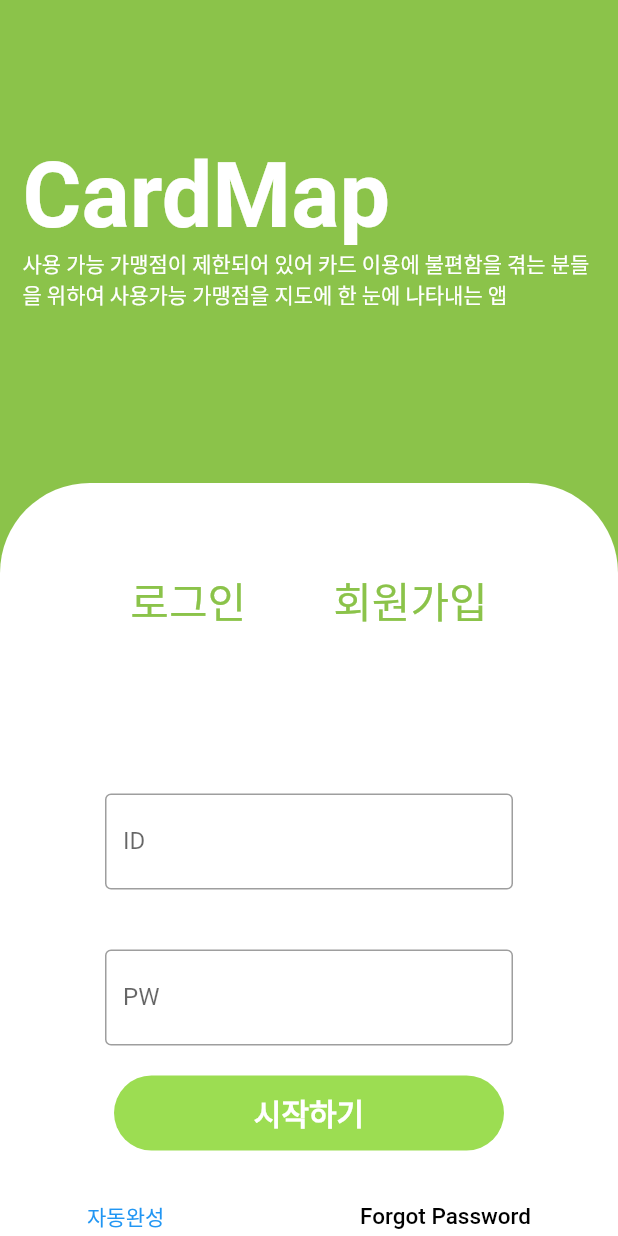
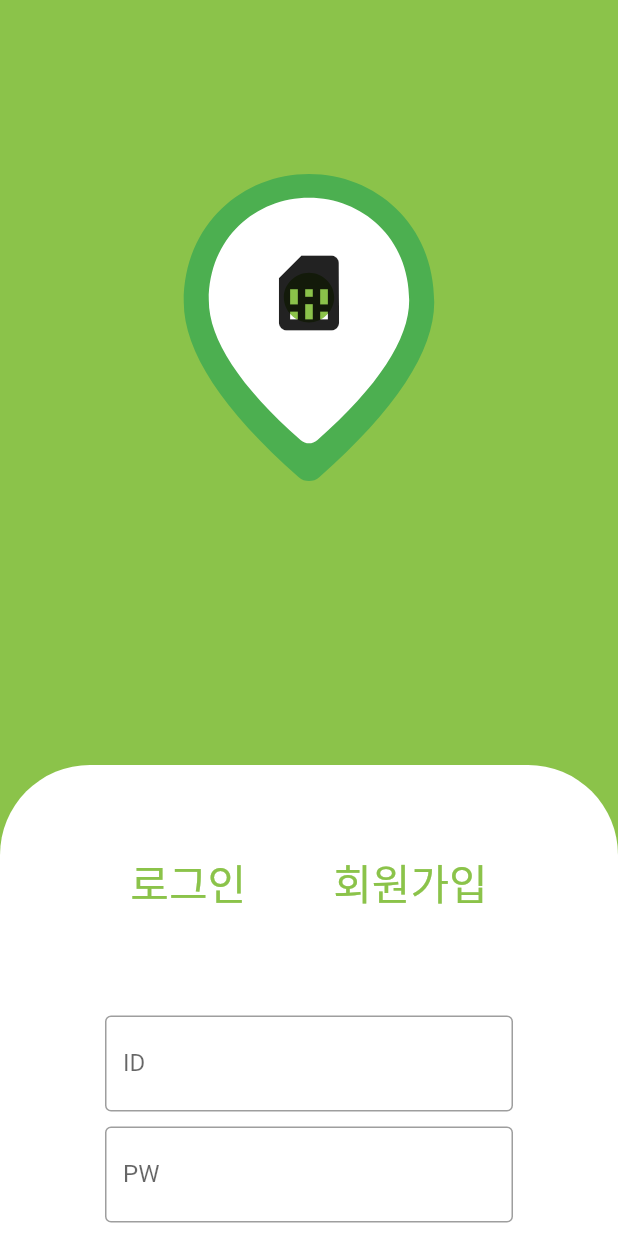
Before and after one commit to Gogumalang/CardMap, a Flutter app: the screen it shows after launch, on a phone screen of 412 x 824 dp. Run offline on Flutter 3.47's test engine with Material 2 defaults, Android fonts, the phone set to English and light mode, and no system bars; our stand-ins replace firebase_auth, firebase_core; missing offline and left inert: flutter_naver_map; accounts and stored records are empty.

Commit message:
0704 loginpage_logo

```diff
--- a/lib/screen/login.dart
+++ b/lib/screen/login.dart
@@ -12,93 +12,35 @@ class LoginPageState extends State<LoginPage> {
   final formKey = GlobalKey<FormState>();
   final idController = TextEditingController();
   final pwController = TextEditingController();
-  // static bool wrongId = false;
-  // static bool wrongPw = false;
 
-  late String id; // late를 붙여줘야 하는 이유 ?
+  late String id;
   late String password;
 
   void validateAndSave() async {
     final form = formKey.currentState;
-    // setState(() {
-    //   wrongId = false;
-    //   wrongPw = false;
-    // });
     if (form!.validate()) {
       form.save();
     }
-
-    showDialog(
-      context: context,
-      builder: (context) {
-        return const Center(
-          child: CircularProgressIndicator(),
-        );
-      },
-    );
     try {
       await FirebaseAuth.instance.signInWithEmailAndPassword(
         email: idController.text,
         password: pwController.text,
       );
-      if (!mounted) return;
-      Navigator.pop(context);
     } on FirebaseAuthException catch (e) {
-      Navigator.pop(context);
       if (e.code == 'user-not-found') {
-        wrongEmailMessage();
-        // setState(() {
-        //   wrongId = true;
-        // });
-        //print('wrong email');
+        print('wrong email');
       } else if (e.code == 'wrong-password') {
-        wrongPasswordMessage();
-        // setState(() {
-        //   wrongPw = true;
-        // });
-        //print('wrong password');
+        print('wrong password');
       }
     }
-  }
-
-  void wrongEmailMessage() {
-    showDialog(
-      context: context,
-      builder: (context) {
-        return const AlertDialog(
-          title: Text('존재하지 않는 이메일 입니다.'),
-        );
-      },
-    );
-  }
-
-  void wrongPasswordMessage() {
-    showDialog(
-      context: context,
-      builder: (context) {
-        return const AlertDialog(
-          title: Text('비밀번호가 틀렸습니다.'),
-        );
-      },
-    );
-  }
-
-  @override
-  void dispose() {
-    idController.dispose();
-    pwController.dispose();
-    super.dispose();
   }
 
   @override
   Widget build(BuildContext context) {
     return Scaffold(
       backgroundColor: Colors.lightGreen,
-      // appBar: AppBar(
-      //   backgroundColor: const Color.fromARGB(255, 101, 222, 105),
-      //   title: const Text('로그인 페이지'),
-      // ),
-      body: Column(
+      body: SingleChildScrollView(
+        child: Column(
           crossAxisAlignment: CrossAxisAlignment.start,
           children: [
             const SizedBox(height: 80),
@@ -106,25 +48,24 @@ class LoginPageState extends State<LoginPage> {
               padding: EdgeInsets.all(15),
               child: Column(
                 crossAxisAlignment: CrossAxisAlignment.start,
+                children: [
+                  Stack(
                     children: <Widget>[
-                Text(
-                  "CardMap",
-                  style: TextStyle(
-                    color: Colors.white,
-                    fontSize: 60,
-                    fontWeight: FontWeight.w600,
-                  ),
-                ),
-                Text(
-                  "사용 가능 가맹점이 제한되어 있어 카드 이용에 불편함을 겪는 분들을 위하여 사용가능 가맹점을 지도에 한 눈에 나타내는 앱",
-                  style: TextStyle(
-                      color: Colors.white, fontWeight: FontWeight.w200),
+                      Center(
+                          child: Icon(
+                        Icons.location_on_rounded,
+                        size: 250,
+                        color: Colors.green,
+                      )),
+                      LocationIcon(),
+                      IconLocation(),
+                    ],
                   ),
                 ],
               ),
             ),
-          SizedBox(
-            height: 100,
+            const SizedBox(
+              height: 150,
             ),
             Container(
               decoration: const BoxDecoration(
@@ -143,9 +84,21 @@ class LoginPageState extends State<LoginPage> {
                     Row(
                       mainAxisAlignment: MainAxisAlignment.center,
                       children: [
+                        Stack(
+                          children: [
+                            Container(
+                              decoration: const BoxDecoration(
+                                border: Border(
+                                  bottom: BorderSide(color: Colors.lightGreen),
+                                ),
+                              ),
+                            ),
                             TextButton(
+                              style: const ButtonStyle(),
                               onPressed: () {},
-                        child: const Text(
+                              child: const Column(
+                                children: [
+                                  Text(
                                     "로그인",
                                     style: TextStyle(
                                       color: Colors.lightGreen,
@@ -153,8 +106,12 @@ class LoginPageState extends State<LoginPage> {
                                       fontWeight: FontWeight.w500,
                                     ),
                                   ),
+                                ],
                               ),
-                      SizedBox(
+                            ),
+                          ],
+                        ),
+                        const SizedBox(
                           width: 42,
                         ),
                         TextButton(
@@ -170,9 +127,9 @@ class LoginPageState extends State<LoginPage> {
                         ),
                       ],
                     ),
-                  const SizedBox(height: 80),
+                    const SizedBox(height: 60),
                     Padding(
-                    padding: EdgeInsets.all(20),
+                      padding: const EdgeInsets.symmetric(horizontal: 20),
                       child: TextFormField(
                         controller: idController,
                         decoration: const InputDecoration(
@@ -185,7 +142,7 @@ class LoginPageState extends State<LoginPage> {
                       ),
                     ),
                     Padding(
-                    padding: EdgeInsets.all(20),
+                      padding: const EdgeInsets.fromLTRB(20, 10, 20, 20),
                       child: TextFormField(
                         controller: pwController,
                         obscureText: true,
@@ -223,19 +180,15 @@ class LoginPageState extends State<LoginPage> {
                         ),
                       ],
                     ),
-                  SizedBox(height: 20),
+                    const SizedBox(height: 4),
                     Row(
-                    mainAxisAlignment: MainAxisAlignment.spaceBetween,
+                      mainAxisAlignment: MainAxisAlignment.end,
                       children: [
-                      TextButton(
-                        onPressed: () {},
-                        child: Text("자동완성"),
-                      ),
                         TextButton(
                           onPressed: () {},
                           child: const Text(
                             'Forgot Password',
-                          style: TextStyle(color: Colors.black, fontSize: 15),
+                            style: TextStyle(color: Colors.blue, fontSize: 15),
                           ),
                         ),
                       ],
@@ -246,41 +199,44 @@ class LoginPageState extends State<LoginPage> {
             ),
           ],
         ),
+      ),
     );
   }
 }
 
-// class WrongInfo extends StatelessWidget {
-//   const WrongInfo({
-//     super.key,
-//   });
+class IconLocation extends StatelessWidget {
+  const IconLocation({
+    super.key,
+  });
 
-//   @override
-//   Widget build(BuildContext context) {
-//     if (LoginPageState.wrongId == true) {
-//       return const Padding(
-//         padding: EdgeInsets.all(15),
-//         child: Text(
-//           "Wrong Email!!",
-//           style: TextStyle(
-//             color: Colors.red,
-//           ),
-//         ),
-//       );
-//     } else if (LoginPageState.wrongPw == true) {
-//       return const Padding(
-//         padding: EdgeInsets.symmetric(vertical: 15, horizontal: 0),
-//         child: Text(
-//           "Wrong Password!!",
-//           style: TextStyle(
-//             color: Colors.red,
-//           ),
-//         ),
-//       );
-//     } else {
-//       return const SizedBox(
-//         height: 50,
-//       );
-//     }
-//   }
-// }
+  @override
+  Widget build(BuildContext context) {
+    return Transform.translate(
+        offset: const Offset(0, 70),
+        child: const Center(
+          child: Icon(
+            Icons.sim_card,
+            size: 60,
+          ),
+        ));
+  }
+}
+
+class LocationIcon extends StatelessWidget {
+  const LocationIcon({
+    super.key,
+  });
+
+  @override
+  Widget build(BuildContext context) {
+    return Transform.translate(
+      offset: const Offset(0, 20),
+      child: const Center(
+          child: Icon(
+        Icons.location_on_rounded,
+        size: 200,
+        color: Colors.white,
+      )),
+    );
+  }
+}
```
Lines whose indentation alone changed are shown as unchanged.
